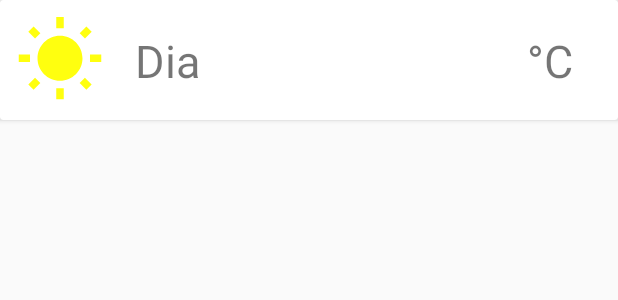
After one commit to dddDestruction/Agenda, an Android app: the layout item_clima.xml on its own in the app's theme, with its tools: preview values and no code run, on a phone screen of 412 x 824 dp. The commit adds this screen. Shown: the top 300 px of the screen. Run offline under Robolectric (Android 15) with nearby library versions, the phone set to English and light mode, and no system bars.

Commit message:
con primer reycler a medias

```diff
--- a/app/src/main/java/cl/apicolm/myapplication/MainActivity.kt
+++ b/app/src/main/java/cl/apicolm/myapplication/MainActivity.kt
@@ -42,11 +42,7 @@ class MainActivity : AppCompatActivity() {
         setupActionBarWithNavController(navController, appBarConfiguration)
         navView.setupWithNavController(navController)
 
-        val agenda = AgendaRepository(this)
-        agenda.loadData()
-        agenda.climas.observe(this, Observer {
-            Log.d("AAA", "En Main, $it")
-        })
+
     }
 
     override fun onCreateOptionsMenu(menu: Menu): Boolean {
--- /dev/null
+++ b/app/src/main/res/drawable/ic_wb_sunny_60dp.xml
@@ -0,0 +1,5 @@
+<vector android:height="60dp" android:tint="#FFFF0F"
+    android:viewportHeight="24.0" android:viewportWidth="24.0"
+    android:width="60dp" xmlns:android="http://schemas.android.com/apk/res/android">
+    <path android:fillColor="#FF000000" android:pathData="M6.76,4.84l-1.8,-1.79 -1.41,1.41 1.79,1.79 1.42,-1.41zM4,10.5L1,10.5v2h3v-2zM13,0.55h-2L11,3.5h2L13,0.55zM20.45,4.46l-1.41,-1.41 -1.79,1.79 1.41,1.41 1.79,-1.79zM17.24,18.16l1.79,1.8 1.41,-1.41 -1.8,-1.79 -1.4,1.4zM20,10.5v2h3v-2h-3zM12,5.5c-3.31,0 -6,2.69 -6,6s2.69,6 6,6 6,-2.69 6,-6 -2.69,-6 -6,-6zM11,22.45h2L13,19.5h-2v2.95zM3.55,18.54l1.41,1.41 1.79,-1.8 -1.41,-1.41 -1.79,1.8z"/>
+</vector>
--- /dev/null
+++ b/app/src/main/res/layout/item_clima.xml
@@ -0,0 +1,55 @@
+<?xml version="1.0" encoding="utf-8"?>
+<androidx.cardview.widget.CardView xmlns:android="http://schemas.android.com/apk/res/android"
+    xmlns:app="http://schemas.android.com/apk/res-auto"
+    xmlns:tools="http://schemas.android.com/tools"
+    android:id="@+id/cardView"
+    android:layout_width="match_parent" android:layout_height="wrap_content">
+
+    <androidx.constraintlayout.widget.ConstraintLayout
+        android:layout_margin="@dimen/dim_10"
+        android:layout_width="match_parent"
+        android:layout_height="wrap_content">
+
+        <ImageView
+            android:id="@+id/iconoClima"
+            android:layout_width="wrap_content"
+            android:layout_height="wrap_content"
+            app:layout_constraintStart_toStartOf="parent"
+            app:layout_constraintTop_toTopOf="parent"
+            app:srcCompat="@drawable/ic_wb_sunny_60dp" />
+
+        <TextView
+            android:id="@+id/dia"
+            android:layout_width="wrap_content"
+            android:layout_height="wrap_content"
+            android:layout_marginStart="@dimen/dim_20"
+            android:textSize="@dimen/letra_30sp"
+            android:text="Dia"
+            app:layout_constraintBottom_toBottomOf="@+id/iconoClima"
+            app:layout_constraintStart_toEndOf="@+id/iconoClima"
+            app:layout_constraintTop_toTopOf="@+id/iconoClima" />
+
+        <TextView
+            android:id="@+id/unidad"
+            android:layout_width="wrap_content"
+            android:layout_height="wrap_content"
+            android:layout_marginEnd="@dimen/dim_20"
+            android:textSize="@dimen/letra_30sp"
+            android:text="@string/unidad_temp"
+            app:layout_constraintBottom_toBottomOf="@+id/iconoClima"
+            app:layout_constraintEnd_toEndOf="parent"
+            app:layout_constraintTop_toTopOf="parent" />
+
+        <TextView
+            android:id="@+id/temp"
+            android:layout_width="wrap_content"
+            android:layout_height="wrap_content"
+            android:layout_marginEnd="@dimen/dim_10"
+            android:text=""
+            android:textSize="@dimen/letra_30sp"
+            app:layout_constraintBottom_toBottomOf="@+id/iconoClima"
+            app:layout_constraintEnd_toStartOf="@+id/unidad"
+            app:layout_constraintTop_toTopOf="@+id/iconoClima" />
+    </androidx.constraintlayout.widget.ConstraintLayout>
+
+</androidx.cardview.widget.CardView>
--- a/app/src/main/res/values/dimens.xml
+++ b/app/src/main/res/values/dimens.xml
@@ -5,4 +5,7 @@
     <dimen name="nav_header_vertical_spacing">8dp</dimen>
     <dimen name="nav_header_height">176dp</dimen>
     <dimen name="fab_margin">16dp</dimen>
+    <dimen name="dim_10">10dp</dimen>
+    <dimen name="dim_20">20dp</dimen>
+    <dimen name="letra_30sp">30sp</dimen>
 </resources>
--- a/app/src/main/res/values/strings.xml
+++ b/app/src/main/res/values/strings.xml
@@ -12,4 +12,5 @@
     <string name="menu_slideshow">Slideshow</string>
 
     <string name="home_second">Home Second</string>
+    <string name="unidad_temp">°C</string>
 </resources>
```
Also changed, not shown: app/src/main/java/cl/apicolm/myapplication/ui/gallery/ClimaAdapter.kt (added, +46 -0 lines), app/src/main/java/cl/apicolm/myapplication/ui/gallery/GalleryFragment.kt (+21 -1 lines), app/src/main/res/layout/fragment_gallery.xml (+4 -8 lines).
